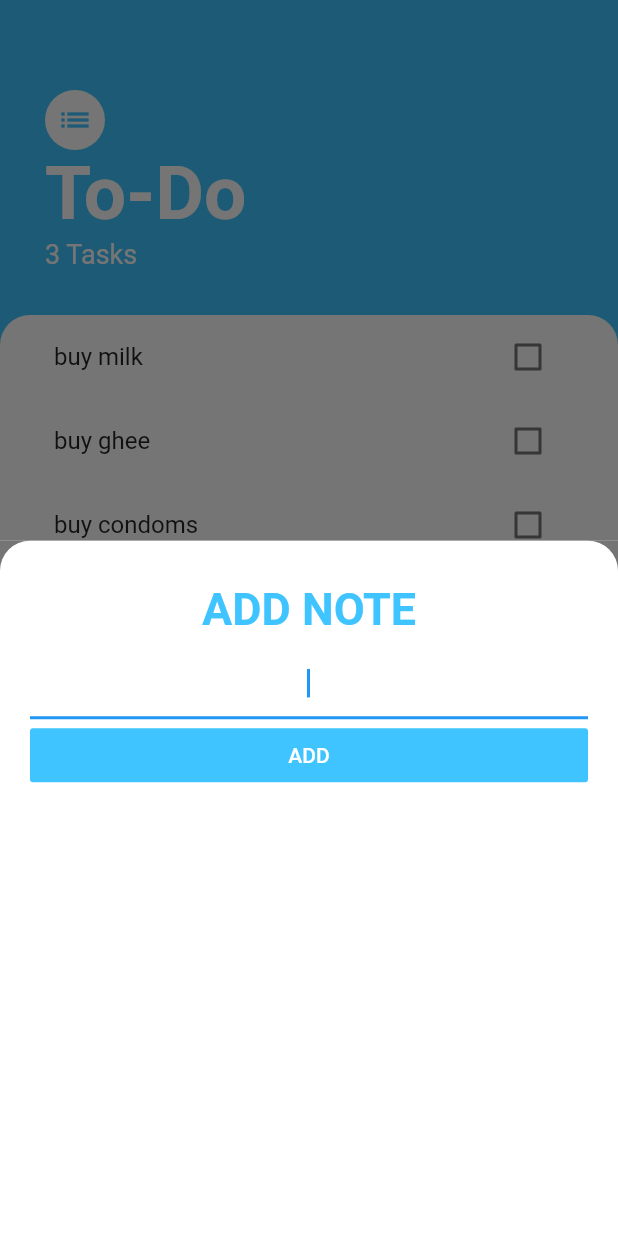
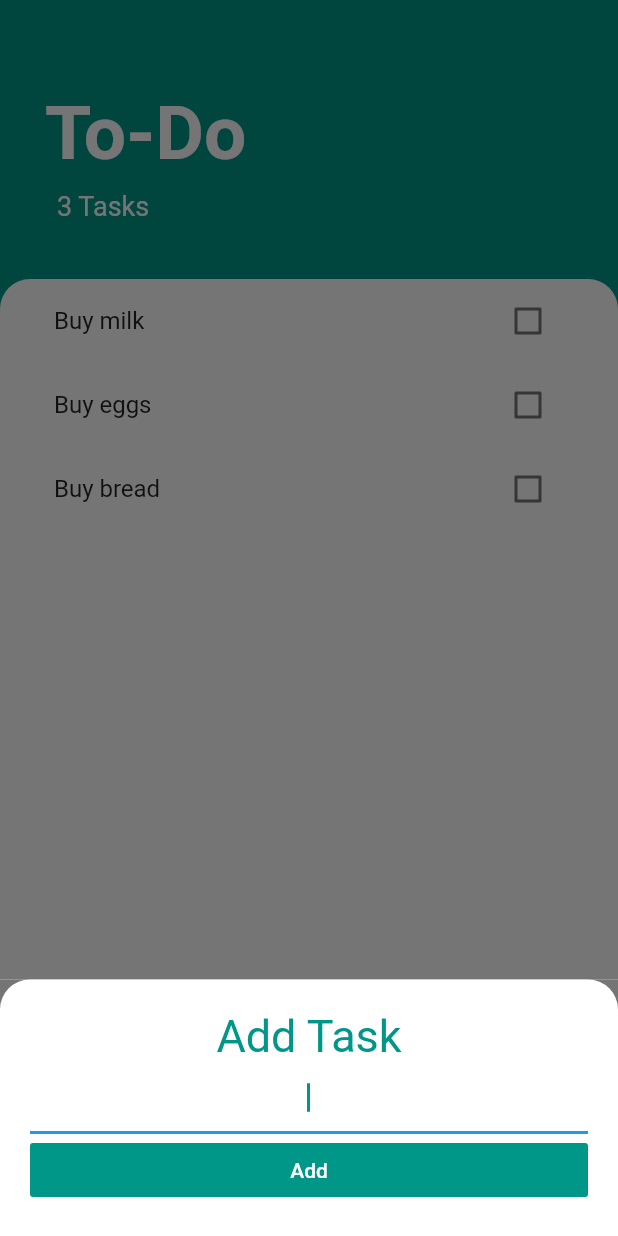
Before and after one commit to atrishabhsharma/Flutter-TO-DO, a Flutter app: the TasksScreen screen opened directly, after a tap on the "add" icon, on a phone screen of 412 x 824 dp. Run offline on Flutter 3.47's test engine with Material 2 defaults, Android fonts, the phone set to English and light mode, and no system bars.

Commit message:
last commit

```diff
--- a/lib/main.dart
+++ b/lib/main.dart
@@ -1,17 +1,20 @@
-import 'package:To_do/screens/task.dart';
+import 'package:To_do/screens/task_screen.dart';
 import 'package:flutter/material.dart';
+import 'package:provider/provider.dart';
 
-void main() {
-  runApp(MyApp());
-}
+import 'models/task_data.dart';
+
+void main() => runApp(MyApp());
 
 class MyApp extends StatelessWidget {
   @override
   Widget build(BuildContext context) {
-    return MaterialApp(
-      debugShowCheckedModeBanner: false,
-      title: 'Flutter Demo',
-      home: TasksScreen(),
+    return ChangeNotifierProvider<TaskData>(
+      create: (context) => TaskData(),
+      child: MaterialApp(
+        debugShowCheckedModeBanner: false,
+        home: TasksScreen(),
+      ),
     );
   }
 }
--- a/lib/model/task.dart
+++ b/lib/models/task.dart
@@ -1,6 +1,5 @@
 class Task {
   final String name;
-
   bool isDone;
 
   Task({this.name, this.isDone = false});
--- /dev/null
+++ b/lib/models/task_data.dart
@@ -0,0 +1,35 @@
+import 'package:To_do/models/task.dart';
+import 'package:flutter/foundation.dart';
+import 'dart:collection';
+
+class TaskData extends ChangeNotifier {
+  List<Task> _tasks = [
+    Task(name: 'Buy milk'),
+    Task(name: 'Buy eggs'),
+    Task(name: 'Buy bread'),
+  ];
+
+  UnmodifiableListView<Task> get tasks {
+    return UnmodifiableListView(_tasks);
+  }
+
+  int get taskCount {
+    return _tasks.length;
+  }
+
+  void addTask(String newTaskTitle) {
+    final task = Task(name: newTaskTitle);
+    _tasks.add(task);
+    notifyListeners();
+  }
+
+  void updateTask(Task task) {
+    task.toggleDone();
+    notifyListeners();
+  }
+
+  void deleteTask(Task task) {
+    _tasks.remove(task);
+    notifyListeners();
+  }
+}
--- a/lib/screens/Add_task_scree.dart
+++ /dev/null
@@ -1,60 +0,0 @@
-import 'package:flutter/material.dart';
-
-class AddTaskScreen extends StatelessWidget {
-  final Function addTaskCallback;
-
-  AddTaskScreen(this.addTaskCallback);
-  @override
-  Widget build(BuildContext context) {
-    String newTasksTitle;
-
-    return Container(
-      color: Color(0xff757575),
-      child: Container(
-        padding: EdgeInsets.all(20),
-        decoration: BoxDecoration(
-            color: Colors.white,
-            borderRadius: BorderRadius.only(
-              topLeft: Radius.circular(20.0),
-              topRight: Radius.circular(20.0),
-            )),
-        child: Column(
-          crossAxisAlignment: CrossAxisAlignment.stretch,
-          children: [
-            Padding(
-              padding: const EdgeInsets.all(8.0),
-              child: Text(
-                'ADD NOTE',
-                textAlign: TextAlign.center,
-                style: TextStyle(
-                  fontSize: 30,
-                  fontWeight: FontWeight.bold,
-                  color: Colors.lightBlueAccent,
-                ),
-              ),
-            ),
-            TextField(
-              autofocus: true,
-              textAlign: TextAlign.center,
-              onChanged: (newText) {
-                newTasksTitle = newText;
-              },
-            ),
-            FlatButton(
-              child: Text(
-                'ADD',
-                style: TextStyle(
-                  color: Colors.white,
-                ),
-              ),
-              color: Colors.lightBlueAccent,
-              onPressed: () {
-                addTaskCallback(newTasksTitle);
-              },
-            ),
-          ],
-        ),
-      ),
-    );
-  }
-}
--- /dev/null
+++ b/lib/screens/add_task_screen.dart
@@ -0,0 +1,59 @@
+import 'package:To_do/models/task_data.dart';
+import 'package:flutter/material.dart';
+import 'package:provider/provider.dart';
+
+class AddTaskScreen extends StatelessWidget {
+  @override
+  Widget build(BuildContext context) {
+    String newTaskTitle;
+
+    return Container(
+      color: Color(0xff757575),
+      child: Container(
+        padding: EdgeInsets.all(20.0),
+        decoration: BoxDecoration(
+          color: Colors.white,
+          borderRadius: BorderRadius.only(
+            topLeft: Radius.circular(20.0),
+            topRight: Radius.circular(20.0),
+          ),
+        ),
+        child: Column(
+          crossAxisAlignment: CrossAxisAlignment.stretch,
+          children: <Widget>[
+            Text(
+              'Add Task',
+              textAlign: TextAlign.center,
+              style: TextStyle(
+                fontSize: 30.0,
+                color: Colors.teal,
+              ),
+            ),
+            TextField(
+              cursorColor: Colors.teal,
+              autofocus: true,
+              textAlign: TextAlign.center,
+              onChanged: (newText) {
+                newTaskTitle = newText;
+              },
+            ),
+            FlatButton(
+              child: Text(
+                'Add',
+                style: TextStyle(
+                  color: Colors.white,
+                ),
+              ),
+              color: Colors.teal,
+              onPressed: () {
+                Provider.of<TaskData>(context, listen: false)
+                    .addTask(newTaskTitle);
+                Navigator.pop(context);
+              },
+            ),
+          ],
+        ),
+      ),
+    );
+  }
+}
--- a/lib/screens/task.dart
+++ /dev/null
@@ -1,87 +0,0 @@
-import 'package:To_do/model/task.dart';
-import 'package:To_do/widgets/Task_list.dart';
-import 'package:flutter/material.dart';
-import 'Add_task_scree.dart';
-
-class TasksScreen extends StatefulWidget {
-  @override
-  _TasksScreenState createState() => _TasksScreenState();
-}
-
-class _TasksScreenState extends State<TasksScreen> {
-  List<Task> tasks = [
-    Task(name: 'buy milk'),
-    Task(name: 'buy ghee'),
-    Task(name: 'buy condoms'),
-  ];
-
-  @override
-  Widget build(BuildContext context) {
-    return Scaffold(
-      floatingActionButton: FloatingActionButton(
-          backgroundColor: Colors.lightBlueAccent,
-          child: Icon(Icons.add),
-          onPressed: () {
-            showModalBottomSheet(
-                context: context,
-                builder: (context) => AddTaskScreen((newTaskTitle) {
-                      setState(() {
-                        tasks.add(Task(name: newTaskTitle));
-                      });
-                      Navigator.pop(context);
-                    }));
-          }),
-      backgroundColor: Colors.lightBlueAccent,
-      body: Column(
-        crossAxisAlignment: CrossAxisAlignment.start,
-        children: [
-          Container(
-            padding: EdgeInsets.only(
-                top: 60.0, left: 30.0, right: 30.0, bottom: 30.0),
-            child: Column(
-              crossAxisAlignment: CrossAxisAlignment.start,
-              children: [
-                CircleAvatar(
-                  backgroundColor: Colors.white,
-                  child: Icon(
-                    Icons.list,
-                    color: Colors.lightBlueAccent,
-                  ),
-                ),
-                SizedBox(
-                  width: 10.0,
-                ),
-                Text(
-                  'To-Do',
-                  style: TextStyle(
-                      color: Colors.white,
-                      fontSize: 50.0,
-                      fontWeight: FontWeight.w700),
-                ),
-                Text(
-                  '${tasks.length} Tasks',
-                  style: TextStyle(
-                    color: Colors.white,
-                    fontSize: 18.0,
-                  ),
-                ),
-              ],
-            ),
-          ),
-          Expanded(
-            child: Container(
-              padding: EdgeInsets.symmetric(horizontal: 20.0),
-              decoration: BoxDecoration(
-                  color: Colors.white,
-                  borderRadius: BorderRadius.only(
-                    topLeft: Radius.circular(20.0),
-                    topRight: Radius.circular(20.0),
-                  )),
-              child: TaskList(tasks),
-            ),
-          ),
-        ],
-      ),
-    );
-  }
-}
--- /dev/null
+++ b/lib/screens/task_screen.dart
@@ -0,0 +1,73 @@
+import 'package:To_do/models/task_data.dart';
+import 'package:To_do/widgets/tasks_list.dart';
+import 'package:flutter/material.dart';
+import 'package:provider/provider.dart';
+import 'add_task_screen.dart';
+
+class TasksScreen extends StatelessWidget {
+  @override
+  Widget build(BuildContext context) {
+    return Scaffold(
+      backgroundColor: Colors.teal,
+      floatingActionButton: FloatingActionButton(
+          backgroundColor: Colors.teal,
+          child: Icon(Icons.add),
+          onPressed: () {
+            showModalBottomSheet(
+                context: context,
+                isScrollControlled: true,
+                builder: (context) => SingleChildScrollView(
+                        child: Container(
+                      padding: EdgeInsets.only(
+                          bottom: MediaQuery.of(context).viewInsets.bottom),
+                      child: AddTaskScreen(),
+                    )));
+          }),
+      body: Column(
+        crossAxisAlignment: CrossAxisAlignment.start,
+        children: <Widget>[
+          Container(
+            padding: EdgeInsets.only(
+                top: 60.0, left: 30.0, right: 30.0, bottom: 30.0),
+            child: Column(
+              crossAxisAlignment: CrossAxisAlignment.start,
+              children: <Widget>[
+                Text(
+                  'To-Do',
+                  style: TextStyle(
+                    color: Colors.white,
+                    fontSize: 50.0,
+                    fontWeight: FontWeight.w700,
+                  ),
+                ),
+                Padding(
+                  padding: const EdgeInsets.all(8.0),
+                  child: Text(
+                    '${Provider.of<TaskData>(context).taskCount} Tasks',
+                    style: TextStyle(
+                      color: Colors.white,
+                      fontSize: 18,
+                    ),
+                  ),
+                ),
+              ],
+            ),
+          ),
+          Expanded(
+            child: Container(
+              padding: EdgeInsets.symmetric(horizontal: 20.0),
+              decoration: BoxDecoration(
+                color: Colors.white,
+                borderRadius: BorderRadius.only(
+                  topLeft: Radius.circular(20.0),
+                  topRight: Radius.circular(20.0),
+                ),
+              ),
+              child: TasksList(),
+            ),
+          ),
+        ],
+      ),
+    );
+  }
+}
--- a/lib/widgets/Task_list.dart
+++ /dev/null
@@ -1,33 +0,0 @@
-import 'package:To_do/model/task.dart';
-import 'package:flutter/material.dart';
-
-import 'Task_tile.dart';
-
-class TaskList extends StatefulWidget {
-  final List<Task> tasks;
-
-  TaskList(this.tasks);
-
-  @override
-  _TaskListState createState() => _TaskListState();
-}
-
-class _TaskListState extends State<TaskList> {
-  @override
-  Widget build(BuildContext context) {
-    return ListView.builder(
-      itemBuilder: (context, index) {
-        return TaskTile(
-          tasktitle: widget.tasks[index].name,
-          isChecked: widget.tasks[index].isDone,
-          checkboxcallback: ((checkboxState) {
-            setState(() {
-              widget.tasks[index].toggleDone();
-            });
-          }),
-        );
-      },
-      itemCount: widget.tasks.length,
-    );
-  }
-}
--- a/lib/widgets/Task_tile.dart
+++ /dev/null
@@ -1,24 +0,0 @@
-import 'package:flutter/material.dart';
-
-class TaskTile extends StatelessWidget {
-  final bool isChecked;
-  final String tasktitle;
-  final Function checkboxcallback;
-
-  TaskTile({this.isChecked, this.tasktitle, this.checkboxcallback});
-
-  @override
-  Widget build(BuildContext context) {
-    return ListTile(
-      title: Text(
-        tasktitle,
-        style: TextStyle(
-            decoration: isChecked ? TextDecoration.lineThrough : null),
-      ),
-      trailing: Checkbox(
-          activeColor: Colors.lightBlueAccent,
-          value: isChecked,
-          onChanged: checkboxcallback),
-    );
-  }
-}
--- /dev/null
+++ b/lib/widgets/task_tile.dart
@@ -0,0 +1,31 @@
+import 'package:flutter/material.dart';
+
+class TaskTile extends StatelessWidget {
+  final bool isChecked;
+  final String taskTitle;
+  final Function checkboxCallback;
+  final Function longPressCallback;
+
+  TaskTile(
+      {this.isChecked,
+      this.taskTitle,
+      this.checkboxCallback,
+      this.longPressCallback});
+
+  @override
+  Widget build(BuildContext context) {
+    return ListTile(
+      onLongPress: longPressCallback,
+      title: Text(
+        taskTitle,
+        style: TextStyle(
+            decoration: isChecked ? TextDecoration.lineThrough : null),
+      ),
+      trailing: Checkbox(
+        activeColor: Colors.teal,
+        value: isChecked,
+        onChanged: checkboxCallback,
+      ),
+    );
+  }
+}
--- /dev/null
+++ b/lib/widgets/tasks_list.dart
@@ -0,0 +1,30 @@
+import 'package:To_do/models/task_data.dart';
+import 'package:To_do/widgets/task_tile.dart';
+import 'package:flutter/material.dart';
+import 'package:provider/provider.dart';
+
+class TasksList extends StatelessWidget {
+  @override
+  Widget build(BuildContext context) {
+    return Consumer<TaskData>(
+      builder: (context, taskData, child) {
+        return ListView.builder(
+          itemBuilder: (context, index) {
+            final task = taskData.tasks[index];
+            return TaskTile(
+              taskTitle: task.name,
+              isChecked: task.isDone,
+              checkboxCallback: (checkboxState) {
+                taskData.updateTask(task);
+              },
+              longPressCallback: () {
+                taskData.deleteTask(task);
+              },
+            );
+          },
+          itemCount: taskData.taskCount,
+        );
+      },
+    );
+  }
+}
--- a/pubspec.yaml
+++ b/pubspec.yaml
@@ -28,6 +28,7 @@ dependencies:
   # The following adds the Cupertino Icons font to your application.
   # Use with the CupertinoIcons class for iOS style icons.
   cupertino_icons: ^0.1.3
+  provider: ^4.3.2
 
 dev_dependencies:
   flutter_test:
```
Also changed, not shown: pubspec.lock.
